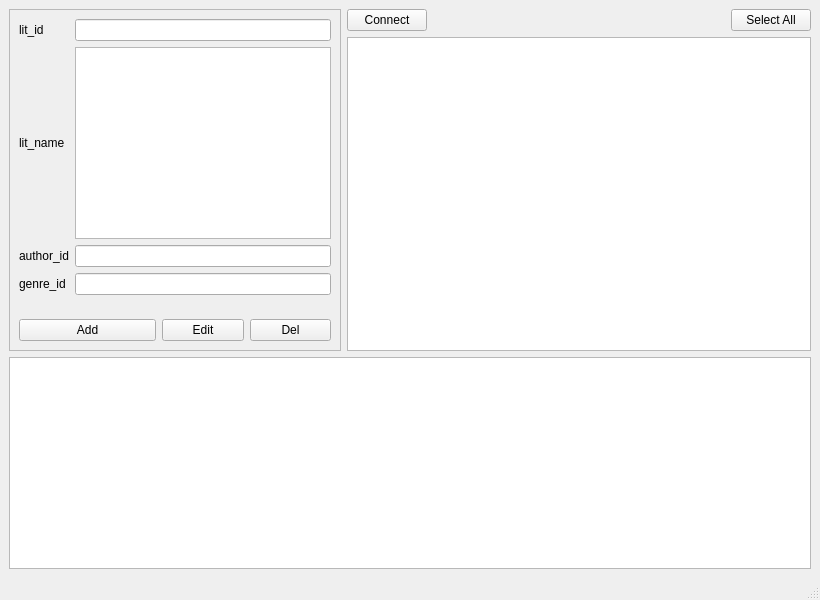
First picture: the form in mainwindow.ui, repository DeveloperMan313/book-exchange-qt, before the edit.
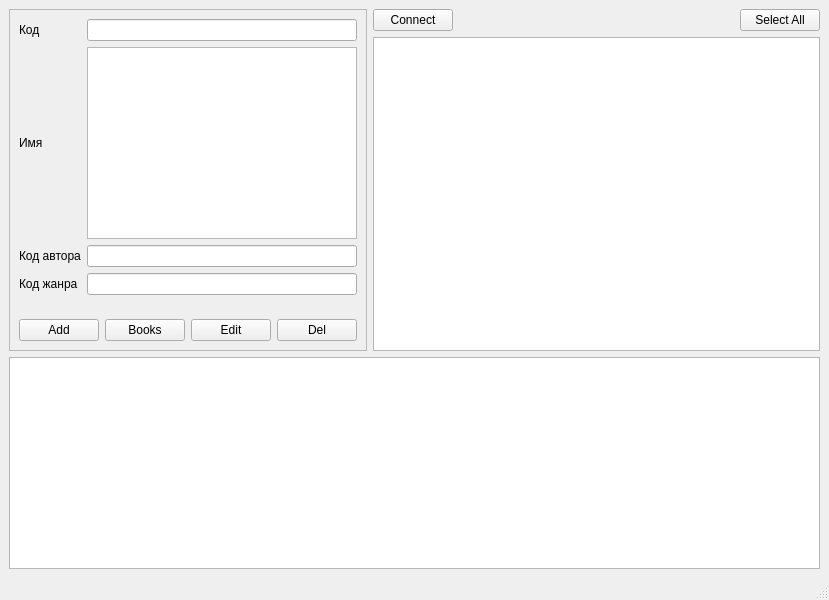
Second picture: the form after the edit.

Commit message: Add LiteratureBooks window

```diff
--- a/mainwindow.ui
+++ b/mainwindow.ui
@@ -6,7 +6,7 @@
    <rect>
     <x>0</x>
     <y>0</y>
-    <width>820</width>
+    <width>829</width>
     <height>600</height>
    </rect>
   </property>
@@ -73,20 +73,23 @@
        <enum>QFrame::Shadow::Plain</enum>
       </property>
       <layout class="QGridLayout" name="gridLayout">
-       <item row="0" column="0">
-        <widget class="QLabel" name="lbID">
+       <item row="0" column="1" colspan="4">
+        <widget class="QLineEdit" name="leId"/>
+       </item>
+       <item row="3" column="1" colspan="4">
+        <widget class="QLineEdit" name="leGenreId"/>
+       </item>
+       <item row="1" column="0">
+        <widget class="QLabel" name="lbTitle">
          <property name="text">
-          <string>lit_id</string>
+          <string>Имя</string>
          </property>
         </widget>
        </item>
-       <item row="2" column="1" colspan="3">
-        <widget class="QLineEdit" name="leAuthorId"/>
-       </item>
-       <item row="1" column="1" colspan="3">
-        <widget class="QTextEdit" name="teName">
-         <property name="inputMethodHints">
-          <set>Qt::InputMethodHint::ImhNone</set>
+       <item row="5" column="4">
+        <widget class="QPushButton" name="btnDel">
+         <property name="text">
+          <string>Del</string>
          </property>
         </widget>
        </item>
@@ -97,38 +100,45 @@
          </property>
         </widget>
        </item>
-       <item row="5" column="2">
+       <item row="1" column="1" colspan="4">
+        <widget class="QTextEdit" name="teName">
+         <property name="inputMethodHints">
+          <set>Qt::InputMethodHint::ImhNone</set>
+         </property>
+        </widget>
+       </item>
+       <item row="5" column="3">
         <widget class="QPushButton" name="btnEdit">
          <property name="text">
           <string>Edit</string>
          </property>
         </widget>
        </item>
-       <item row="5" column="3">
-        <widget class="QPushButton" name="btnDel">
+       <item row="3" column="0">
+        <widget class="QLabel" name="label">
          <property name="text">
-          <string>Del</string>
+          <string>Код жанра</string>
          </property>
         </widget>
        </item>
-       <item row="1" column="0">
-        <widget class="QLabel" name="lbTitle">
-         <property name="text">
-          <string>lit_name</string>
-         </property>
-        </widget>
+       <item row="2" column="1" colspan="4">
+        <widget class="QLineEdit" name="leAuthorId"/>
        </item>
        <item row="2" column="0">
         <widget class="QLabel" name="lbAddress">
          <property name="text">
-          <string>author_id</string>
+          <string>Код автора</string>
          </property>
         </widget>
        </item>
-       <item row="0" column="1" colspan="3">
-        <widget class="QLineEdit" name="leId"/>
+       <item row="0" column="0">
+        <widget class="QLabel" name="lbID">
+         <property name="text">
+          <string>Код</string>
+         </property>
+        </widget>
        </item>
-       <item row="4" column="2">
+       <item row="4" column="3">
         <spacer name="verticalSpacer_2">
          <property name="orientation">
           <enum>Qt::Orientation::Vertical</enum>
@@ -141,13 +151,10 @@
          </property>
         </spacer>
        </item>
-       <item row="3" column="1" colspan="3">
-        <widget class="QLineEdit" name="leGenreId"/>
-       </item>
-       <item row="3" column="0">
-        <widget class="QLabel" name="label">
+       <item row="5" column="2">
+        <widget class="QPushButton" name="btnBooks">
          <property name="text">
-          <string>genre_id</string>
+          <string>Books</string>
          </property>
         </widget>
        </item>
```
Left out of the diff: 2 changed lines with no effect on the pictures. The commit also changes 7 other files.
